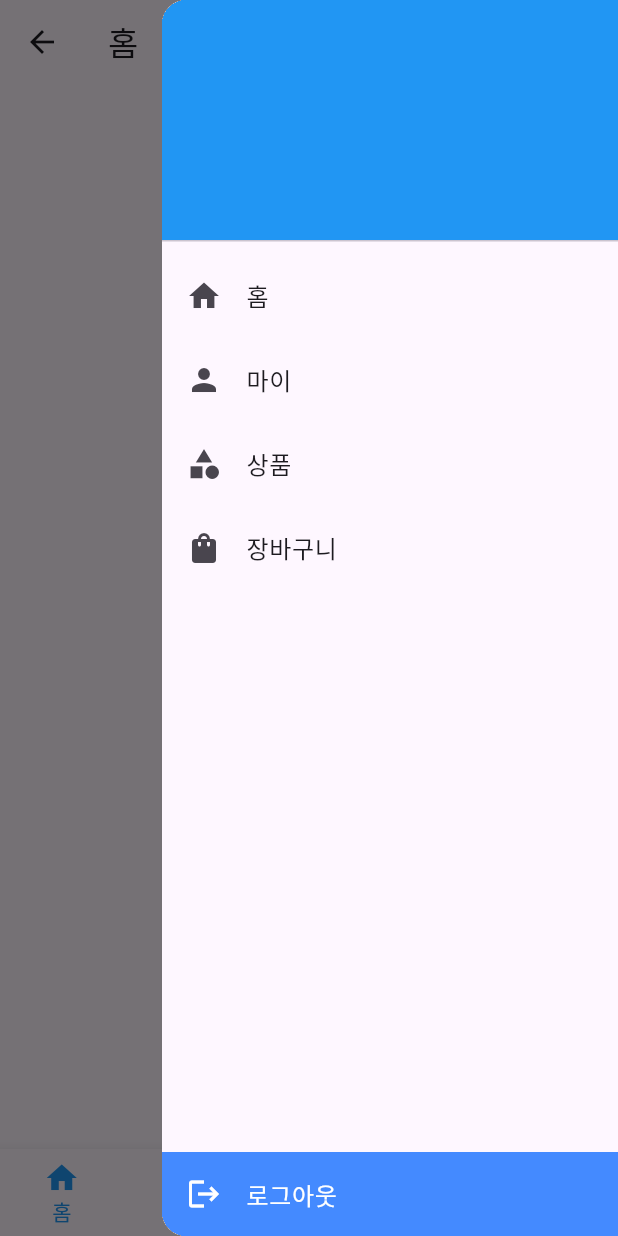
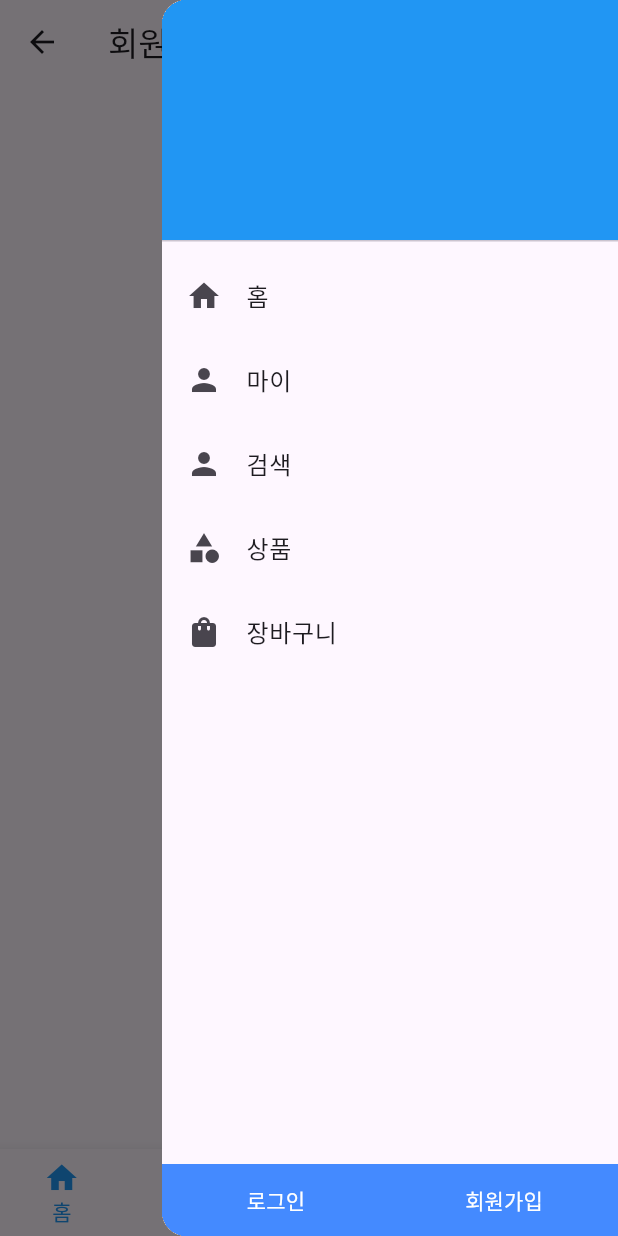
Before and after one commit to lkm5881/flutter_login_app, a Flutter app: the JoinScreen screen opened by its route, with the side drawer open, on a phone screen of 412 x 824 dp. Run offline on Flutter 3.47's test engine with Material 3 defaults, Android fonts, the light colour scheme and no system bars.

Commit message:
화면 작성전 준비

```diff
--- a/lib/main.dart
+++ b/lib/main.dart
@@ -9,7 +9,6 @@
 
 void main() {
   runApp(const MyApp());
-
 }
 
 class MyApp extends StatelessWidget {
--- a/lib/screens/auth/join_screen.dart
+++ b/lib/screens/auth/join_screen.dart
@@ -14,10 +14,10 @@
   Widget build(BuildContext context) {
     return Scaffold(
       appBar: AppBar(
-        title: const Text("홈"),
+        title: const Text("회원가입"),
       ),
       body: Center(
-        child: const Text("홈 화면"),
+        child: const Text("회원가입 화면"),
       ),
       endDrawer: CustomDrawer(),
       bottomNavigationBar: CommonBottomNavigationBar(
--- a/lib/screens/auth/login_screen.dart
+++ b/lib/screens/auth/login_screen.dart
@@ -14,10 +14,10 @@
   Widget build(BuildContext context) {
     return Scaffold(
       appBar: AppBar(
-        title: const Text("홈"),
+        title: const Text("로그인"),
       ),
       body: Center(
-        child: const Text("홈 화면"),
+        child: const Text("로그인 화면"),
       ),
       endDrawer: CustomDrawer(),
       bottomNavigationBar: CommonBottomNavigationBar(
--- a/lib/widgets/custom_drawer.dart
+++ b/lib/widgets/custom_drawer.dart
@@ -19,24 +19,44 @@
             _DrawerItem(
               icon: Icons.home,
               text: "홈",
-              onTap: () {},
+              onTap: () {
+                Navigator.pop(context);
+                Navigator.pushReplacementNamed(context, '/');
+              },
               // color: Colors.white,
               // backgroundColor: Colors.blue,
             ),
             _DrawerItem(
               icon: Icons.person,
               text: "마이",
-              onTap: () {},
+              onTap: () {
+                Navigator.pop(context);
+                Navigator.pushReplacementNamed(context, '/mypage/profile');
+              },
+            ),
+            _DrawerItem(
+              icon: Icons.person,
+              text: "검색",
+              onTap: () {
+                Navigator.pop(context);
+                Navigator.pushReplacementNamed(context, '/user/search');
+              },
             ),
             _DrawerItem(
               icon: Icons.category,
               text: "상품",
-              onTap: () {},
+              onTap: () {
+                Navigator.pop(context);
+                Navigator.pushReplacementNamed(context, '/user/product');
+              },
             ),
             _DrawerItem(
               icon: Icons.shopping_bag,
               text: "장바구니",
-              onTap: () {},
+              onTap: () {
+                Navigator.pop(context);
+                Navigator.pushReplacementNamed(context, '/user/cart');
+              },
             ),
           ],
         ),
@@ -44,32 +64,38 @@
           color: Colors.blueAccent,
           child:
           // 로그아웃
-          _DrawerItem(
-            icon: Icons.logout,
-            text: "로그아웃",
-            color: Colors.white,
-            onTap: () {},
-          ),
+          // _DrawerItem(
+          //   icon: Icons.logout,
+          //   text: "로그아웃",
+          //   color: Colors.white,
+          //   onTap: () {},
+          // ),
 
           // 로그인, 회원가입
-          // Row(
-          //   children: [
-          //     // 로그인
-          //     Expanded(
-          //       child: TextButton(
-          //         onPressed: () {},
-          //         child: Text("로그인", style: TextStyle(color: Colors.white),),
-          //       ),
-          //     ),
-          //     // 회원가입
-          //     Expanded(
-          //       child: TextButton(
-          //         onPressed: () {},
-          //         child: Text("회원가입", style: TextStyle(color: Colors.white),),
-          //       ),
-          //     ),
-          //   ],
-          // ),
+          Row(
+            children: [
+              // 로그인
+              Expanded(
+                child: TextButton(
+                  onPressed: () {
+                    Navigator.pop(context);
+                    Navigator.pushNamed(context, '/auth/login');
+                  },
+                  child: Text("로그인", style: TextStyle(color: Colors.white),),
+                ),
+              ),
+              // 회원가입
+              Expanded(
+                child: TextButton(
+                  onPressed: () {
+                    Navigator.pop(context);
+                    Navigator.pushNamed(context, '/auth/join');
+                  },
+                  child: Text("회원가입", style: TextStyle(color: Colors.white),),
+                ),
+              ),
+            ],
+          ),
         ),
       ),
     );
@@ -88,6 +114,7 @@
       title: Text(text),
       tileColor: backgroundColor,
       textColor: color,
+      onTap: onTap,
     );
   }
 }
```
